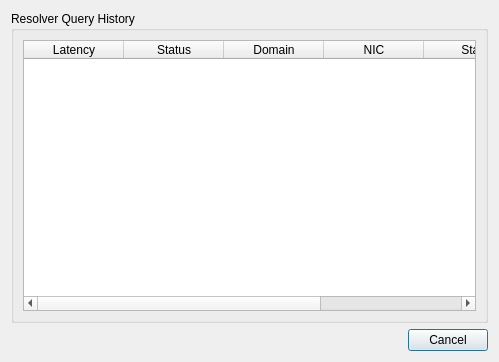
Old version of the form trunk/client/queries.ui in the repository 8bitgeek/OpenNIC-Wizard.
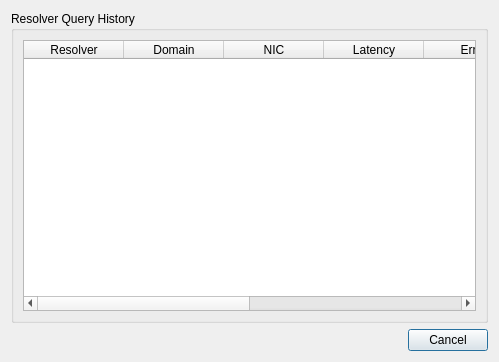
New version of the form.

Commit message: fix dequeueing bug in resolver history.

Patch:
```diff
--- a/trunk/client/queries.ui
+++ b/trunk/client/queries.ui
@@ -24,12 +24,7 @@
        <widget class="QTableWidget" name="tableWidget">
         <column>
          <property name="text">
-          <string>Latency</string>
-         </property>
-        </column>
-        <column>
-         <property name="text">
-          <string>Status</string>
+          <string>Resolver</string>
          </property>
         </column>
         <column>
@@ -44,12 +39,27 @@
         </column>
         <column>
          <property name="text">
-          <string>Start</string>
+          <string>Latency</string>
          </property>
         </column>
         <column>
          <property name="text">
-          <string>End</string>
+          <string>Error</string>
+         </property>
+        </column>
+        <column>
+         <property name="text">
+          <string>Type</string>
+         </property>
+        </column>
+        <column>
+         <property name="text">
+          <string>Start Time</string>
+         </property>
+        </column>
+        <column>
+         <property name="text">
+          <string>End Time</string>
          </property>
         </column>
        </widget>
```
Left out of the diff: 4 changed lines with no effect on the pictures. The commit also changes 13 other files.
